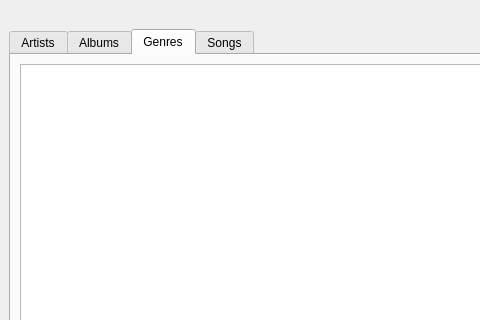
First picture: the form in src/client/musewindow.ui, repository rgrahamh/muse, before the edit; both pictures show x 0 to 480 and y 0 to 320 of the 1012 by 627 pixel window.
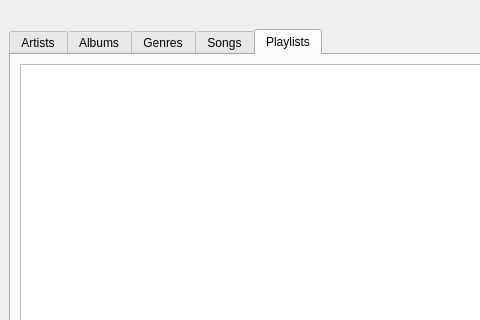
Second picture: the form after the edit.

Commit message: Added playlist functionality!

Patch:
```diff
--- a/src/client/musewindow.ui
+++ b/src/client/musewindow.ui
@@ -33,7 +33,7 @@
       <item>
        <widget class="QTabWidget" name="tabWidget">
         <property name="currentIndex">
-         <number>2</number>
+         <number>4</number>
         </property>
         <widget class="QWidget" name="artistPage">
          <attribute name="title">
@@ -94,6 +94,16 @@
           </item>
          </layout>
         </widget>
+        <widget class="QWidget" name="playlistPage">
+         <attribute name="title">
+          <string>Playlists</string>
+         </attribute>
+         <layout class="QGridLayout" name="gridLayout">
+          <item row="0" column="0">
+           <widget class="QTableView" name="playlistView"/>
+          </item>
+         </layout>
+        </widget>
        </widget>
       </item>
      </layout>
```
Left out of the diff: 2 changed lines with no effect on the pictures. The commit also changes 16 other files.
